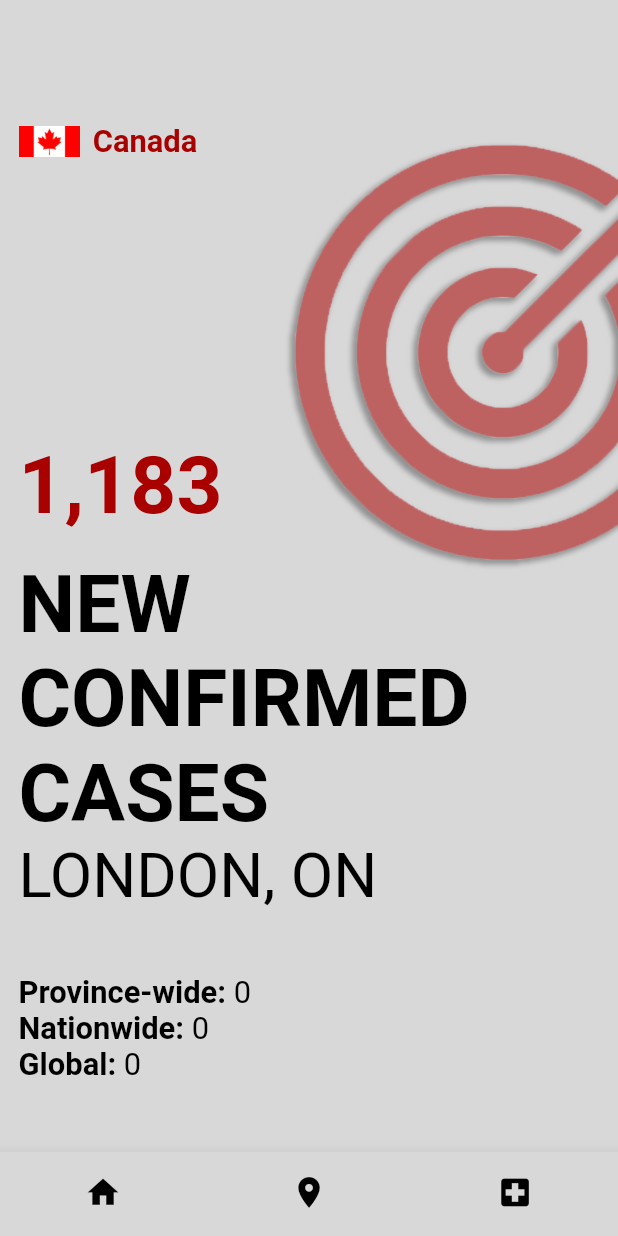
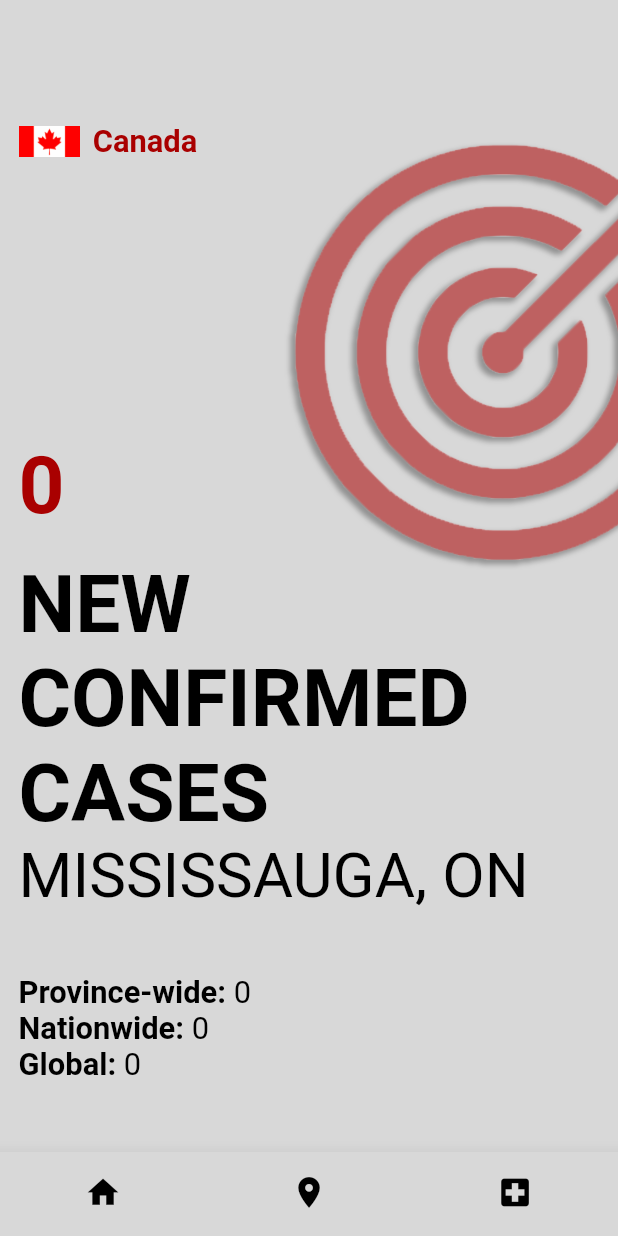
Before and after one commit to toladele/htc_covid_app, a Flutter app: the screen it shows after launch, on a phone screen of 412 x 824 dp. Run offline on Flutter 3.47's test engine with Material 2 defaults, Android fonts, the phone set to English and light mode, and no system bars; missing offline and left inert: covid19.

Commit message:
finish home page

```diff
--- a/lib/home_page.dart
+++ b/lib/home_page.dart
@@ -31,9 +31,6 @@ class _HomePageState extends State<HomePage> {
   void _getCovidStats() async {
     // get the latest update for Ontario
     var covid = Covid19Client();
-    // var citySummary = await covid.getByCountryTotal(country: "Canada");
-    // var cityContents =
-    //     citySummary.lastWhere((element) => element.city == "London");
     var provinceSummary =
         await covid.getLive(country: "Canada", status: "confirmed");
     var countrySummary = await covid.getByCountry(country: "Canada");
@@ -47,6 +44,7 @@ class _HomePageState extends State<HomePage> {
       provinceCases = provinceContents.confirmed;
       countryCases = countryContents.confirmed;
       globalCases = globalContents;
+      cityCases = 847;
     });
     var reversedContents = "hey";
     covid.close();
@@ -90,7 +88,7 @@ class _HomePageState extends State<HomePage> {
                   SizeConfig().getBlockSizeVertical(5),
                 ),
                 child: Text(
-                  'London, ON'.toUpperCase(),
+                  'Mississauga, ON'.toUpperCase(),
                   style: TextStyle(
                       color: ColorResource.accentColor,
                       fontSize: SizeConfig().getBlockSizeHorizontal(10),
@@ -254,7 +252,7 @@ class _HomePageState extends State<HomePage> {
         SizeConfig().getBlockSizeVertical(2),
       ),
       child: Text(
-        '1,183'.toUpperCase(),
+        cityCases.toString().toUpperCase(),
         style: TextStyle(
             color: ColorResource.accentFont,
             fontSize: SizeConfig().getBlockSizeHorizontal(13),
--- a/pubspec.yaml
+++ b/pubspec.yaml
@@ -34,9 +34,6 @@ dev_dependencies:
     sdk: flutter
 
   covid19: ^0.1.0
-  firebase_auth: ^0.14.0+5
-  firebase_database: ^3.0.7
-  cloud_firestore: ^0.12.9+4
 
 # For information on the generic Dart part of this file, see the
 # following page: https://dart.dev/tools/pub/pubspec
```
Also changed, not shown: pubspec.lock, 3 other files.
